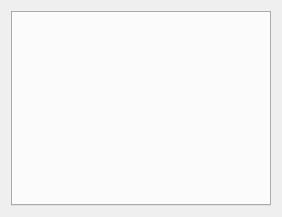
Old version of the form gui/src/gui/tabbedGUI.ui in the repository massimilianop/sml_under_development.
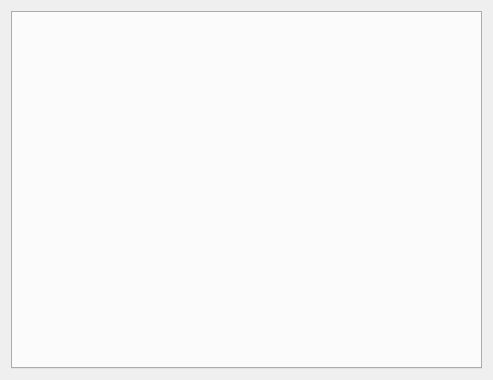
New version of the form.

Commit message: gui is now scrollable; still not perfected

Diff of the .ui file:
```diff
--- a/gui/src/gui/tabbedGUI.ui
+++ b/gui/src/gui/tabbedGUI.ui
@@ -6,8 +6,8 @@
    <rect>
     <x>0</x>
     <y>0</y>
-    <width>282</width>
-    <height>217</height>
+    <width>493</width>
+    <height>380</height>
    </rect>
   </property>
   <property name="windowTitle">
```
The commit also changes 5 other files.
